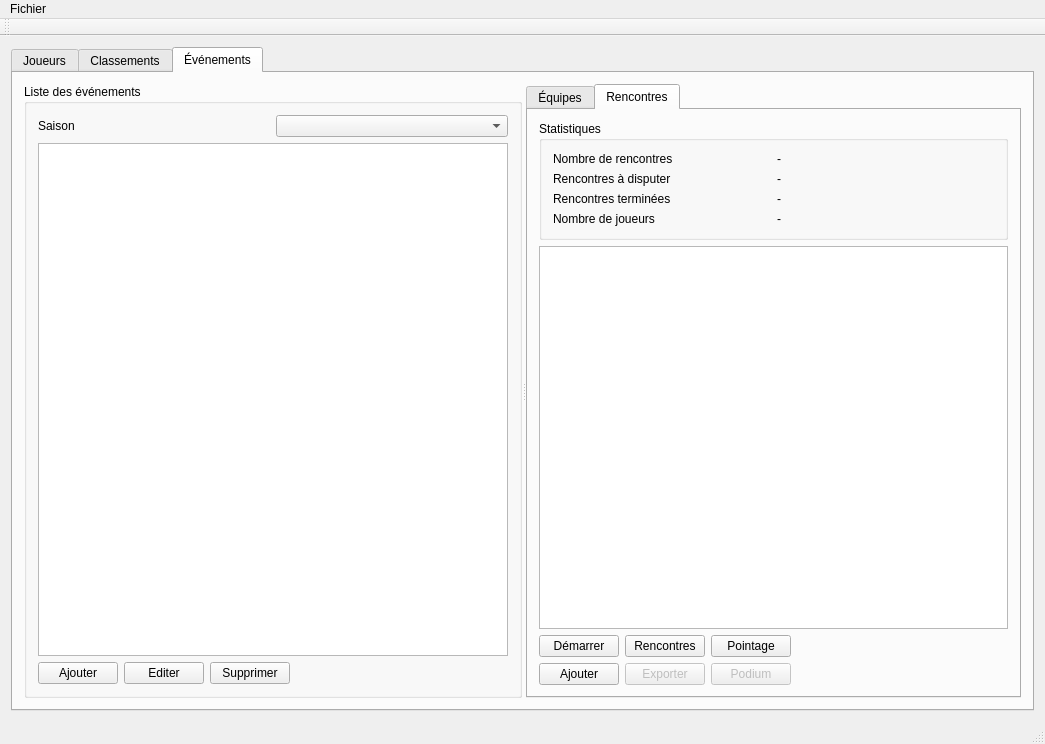
Old version of the form src/MainWindow.ui in the repository arabine/tanca.
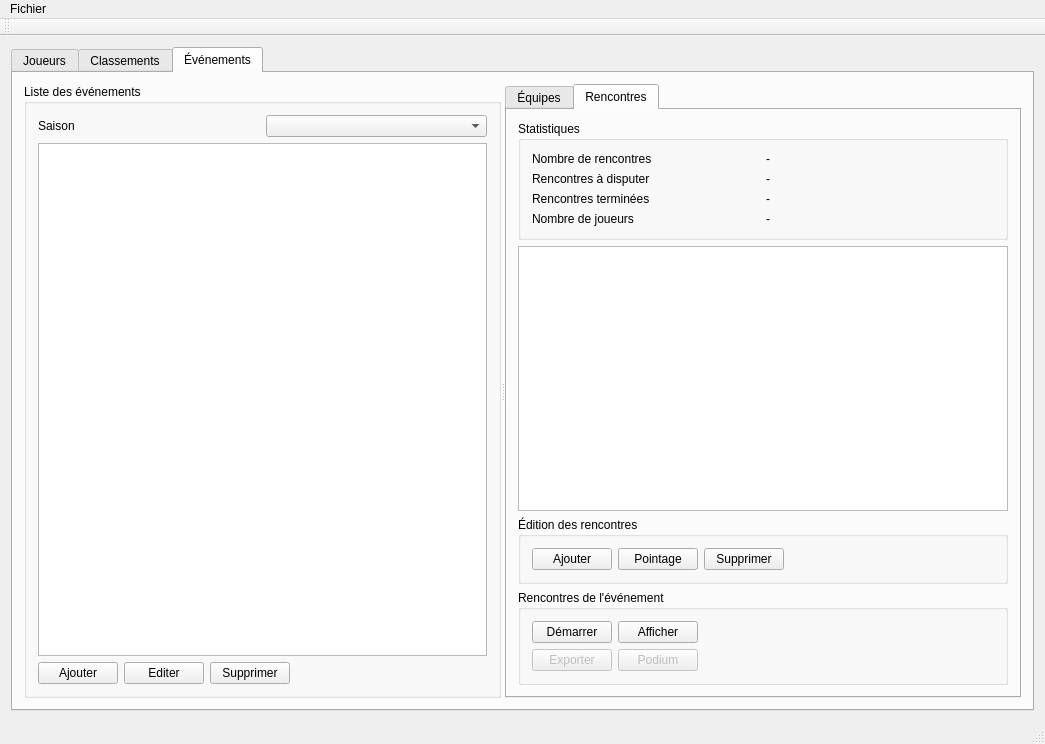
New version of the form.

Commit message: Usage of same base class for Game/Team add and modification

The edit to the form file:
```diff
--- a/src/MainWindow.ui
+++ b/src/MainWindow.ui
@@ -322,8 +322,8 @@
             <attribute name="title">
              <string>Rencontres</string>
             </attribute>
-            <layout class="QVBoxLayout" name="verticalLayout_4">
-             <item>
+            <layout class="QGridLayout" name="gridLayout_7">
+             <item row="0" column="0">
               <widget class="QGroupBox" name="groupBox">
                <property name="title">
                 <string>Statistiques</string>
@@ -404,7 +404,7 @@
                </layout>
               </widget>
              </item>
-             <item>
+             <item row="1" column="0">
               <widget class="QTableWidget" name="gameTable">
                <property name="editTriggers">
                 <set>QAbstractItemView::NoEditTriggers</set>
@@ -429,19 +429,18 @@
                </attribute>
               </widget>
              </item>
-             <item>
+             <item row="2" column="0">
+              <widget class="QGroupBox" name="groupBox_3">
+               <property name="title">
+                <string>Édition des rencontres</string>
+               </property>
+               <layout class="QGridLayout" name="gridLayout_2">
+                <item row="0" column="0">
               <layout class="QHBoxLayout" name="horizontalLayout_9">
                <item>
-                <widget class="QPushButton" name="buttonStart">
+                   <widget class="QPushButton" name="buttonAddGame">
                  <property name="text">
-                  <string>Démarrer</string>
-                 </property>
-                </widget>
-               </item>
-               <item>
-                <widget class="QPushButton" name="buttonShowRounds">
-                 <property name="text">
-                  <string>Rencontres</string>
+                     <string>Ajouter</string>
                  </property>
                 </widget>
                </item>
@@ -452,6 +451,13 @@
                  </property>
                 </widget>
                </item>
+                  <item>
+                   <widget class="QPushButton" name="buttonDeleteGame">
+                    <property name="text">
+                     <string>Supprimer</string>
+                    </property>
+                   </widget>
+                  </item>
                <item>
                 <spacer name="horizontalSpacer_6">
                  <property name="orientation">
@@ -467,15 +473,48 @@
                </item>
               </layout>
              </item>
+               </layout>
+              </widget>
+             </item>
+             <item row="3" column="0">
+              <widget class="QGroupBox" name="groupBox_4">
+               <property name="title">
+                <string>Rencontres de l'événement</string>
+               </property>
+               <layout class="QGridLayout" name="gridLayout_4">
+                <item row="0" column="0">
+                 <layout class="QHBoxLayout" name="horizontalLayout_12">
              <item>
+                   <widget class="QPushButton" name="buttonStart">
+                    <property name="text">
+                     <string>Démarrer</string>
+                    </property>
+                   </widget>
+                  </item>
+                  <item>
+                   <widget class="QPushButton" name="buttonShowRounds">
+                    <property name="text">
+                     <string>Afficher</string>
+                    </property>
+                   </widget>
+                  </item>
+                  <item>
+                   <spacer name="horizontalSpacer_5">
+                    <property name="orientation">
+                     <enum>Qt::Horizontal</enum>
+                    </property>
+                    <property name="sizeHint" stdset="0">
+                     <size>
+                      <width>40</width>
+                      <height>20</height>
+                     </size>
+                    </property>
+                   </spacer>
+                  </item>
+                 </layout>
+                </item>
+                <item row="1" column="0">
               <layout class="QHBoxLayout" name="horizontalLayout_11">
-               <item>
-                <widget class="QPushButton" name="buttonAddGame">
-                 <property name="text">
-                  <string>Ajouter</string>
-                 </property>
-                </widget>
-               </item>
                <item>
                 <widget class="QPushButton" name="buttonExportGames">
                  <property name="enabled">
@@ -497,7 +536,7 @@
                 </widget>
                </item>
                <item>
-                <spacer name="horizontalSpacer_5">
+                   <spacer name="horizontalSpacer_7">
                  <property name="orientation">
                   <enum>Qt::Horizontal</enum>
                  </property>
@@ -510,6 +549,9 @@
                 </spacer>
                </item>
               </layout>
+                </item>
+               </layout>
+              </widget>
              </item>
             </layout>
            </widget>
```
Lines whose indentation alone changed are shown as unchanged. The commit also changes 15 other files.
